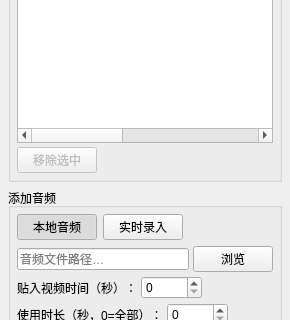
This is src/audiomixpanel.ui in johnjiamzhong-project/RambosPlayer as Qt 5 draws it before an edit; both pictures show x 0 to 290 and y 150 to 470 of the 290 by 742 pixel window. The edited form follows.
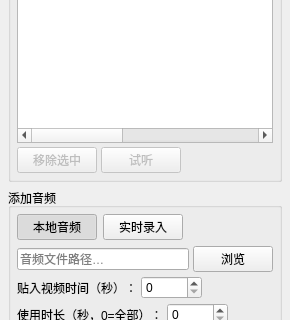
This is the edited form.

Commit message:
@ feat: 音频混合面板 UI 优化 + 音频试听弹窗
- 暗色主题样式：QTableWidget/QHeaderView/QTableCornerButton 统一深色风格
- 表格选中行蓝色高亮，hover 行浅灰高亮
- 音频文件列 tooltip 显示完整路径，鼠标追踪启用
- 音频混合 Dock 最小宽度 420px
- 面板"选择"按钮同时触发 MainWindow 加载播放器
- 新增"试听"按钮：弹出无边框 AudioPreviewWindow
  - SVG 图标控制（播放/暂停/快进/快退/关闭）
  - 可拖动播放进度条，点击任意位置跳转
  - 时间显示（00:00 / 00:00）
- 新增 SVG 图标：skip_backward/skip_forward/close_small
@

Patch:
```diff
--- a/src/audiomixpanel.ui
+++ b/src/audiomixpanel.ui
@@ -106,6 +106,16 @@
           </property>
          </widget>
         </item>
+        <item>
+         <widget class="QPushButton" name="listenBtn">
+          <property name="text">
+           <string>试听</string>
+          </property>
+          <property name="enabled">
+           <bool>false</bool>
+          </property>
+         </widget>
+        </item>
         <item>
          <spacer>
           <property name="orientation"><enum>Qt::Horizontal</enum></property>
```
The commit also changes 18 other files.
